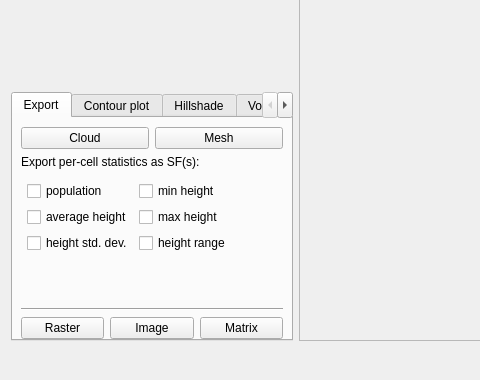
The window that qCC/ui_templates/rasterizeDlg.ui (CloudCompare/CloudCompare) describes before a commit, drawn with Qt 5; both pictures show x 0 to 480 and y 493 to 873 of the 1024 by 873 pixel window.
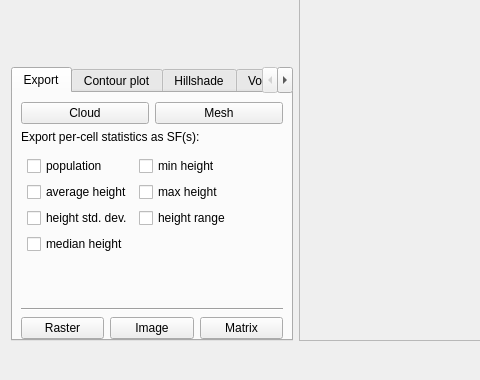
The same window after the commit.

Commit message: Add median height as exportable scalar field from rasterize tool

```diff
--- a/qCC/ui_templates/rasterizeDlg.ui
+++ b/qCC/ui_templates/rasterizeDlg.ui
@@ -599,6 +599,16 @@
                  </property>
                 </widget>
                </item>
+               <item row="3" column="0">
+                <widget class="QCheckBox" name="generateMedianHeightSFcheckBox">
+                 <property name="toolTip">
+                  <string>Adds a scalar field with the median height of the points inside the cell</string>
+                 </property>
+                 <property name="text">
+                  <string>median height</string>
+                 </property>
+                </widget>
+               </item>
               </layout>
              </widget>
             </item>
```
The commit also changes 3 other files.
